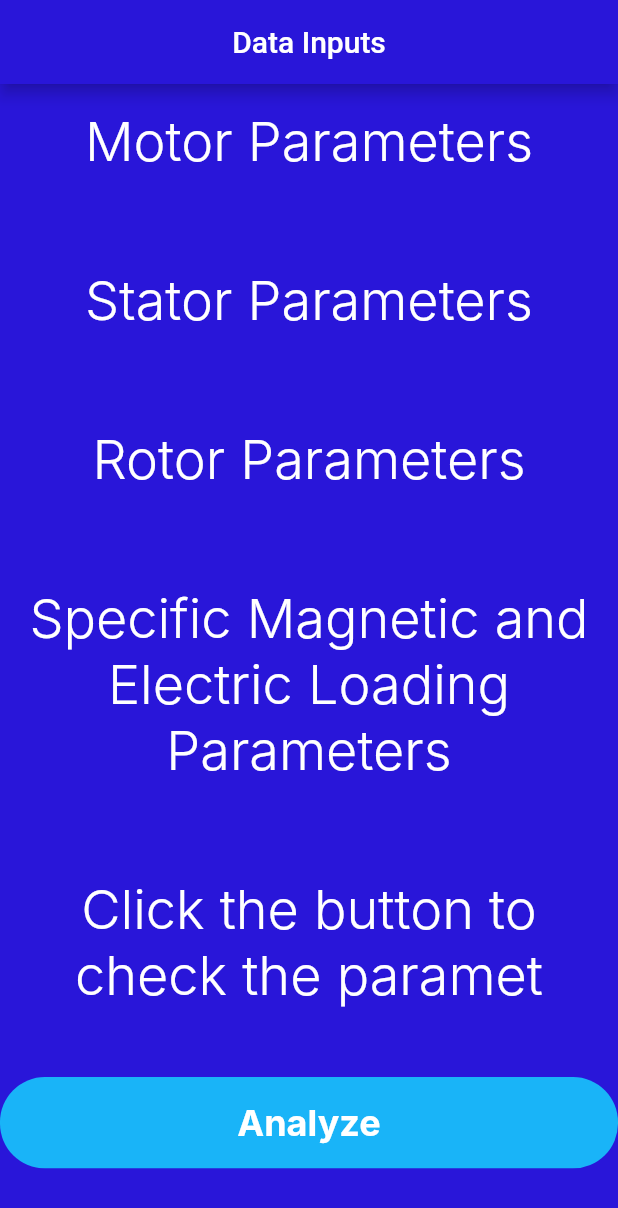
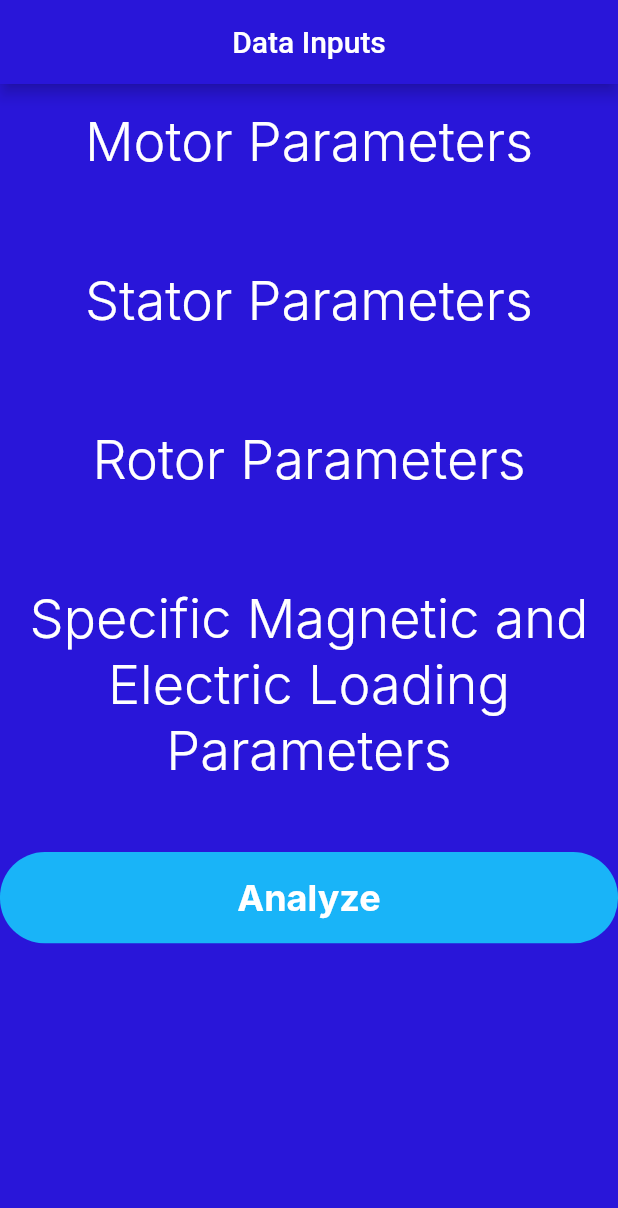
Before and after one commit to Yasin4261/Indiksiyon-motor-uygulamas-, a Flutter app: the screen it shows after launch, on a phone screen of 412 x 824 dp. Shown: the top 1208 px of the screen. Run offline on Flutter 3.47's test engine with Material 2 defaults, Android fonts, the light colour scheme and no system bars; Roboto replaces fonts that are missing (Inter).

Commit message:
Fazla seçeneği düzenledim ve her kategorinin sayası oluşturuldu

```diff
--- a/induksiyon_motor_app/lib/categories.dart
+++ b/induksiyon_motor_app/lib/categories.dart
@@ -95,24 +95,6 @@ class _CategoriesPageState extends State<CategoriesPage> {
                         textAlign: TextAlign.center),
                   )),
               const SizedBox(height: 30),
-              TextButton(
-                  style: TextButton.styleFrom(
-                    textStyle: const TextStyle(fontSize: 20),
-                    padding: const EdgeInsets.all(16.0),
-                    primary: Colors.white,
-                  ),
-                  onPressed: () {},
-                  child: const Flexible(
-                    child: Text("Click the button to check the paramet",
-                        style: TextStyle(
-                            color: Color(0xffffffff),
-                            fontWeight: FontWeight.w300,
-                            fontFamily: "Inter",
-                            fontStyle: FontStyle.normal,
-                            fontSize: 36.0),
-                        textAlign: TextAlign.center),
-                  )),
-              const SizedBox(height: 30),
               ClipRRect(
                   borderRadius: BorderRadius.circular(30),
                   child: Container(
@@ -144,7 +126,7 @@ class _CategoriesPageState extends State<CategoriesPage> {
                       ],
                     ),
                   )),
-              const SizedBox(height: 60),
+              const SizedBox(height: 20),
             ],
           ),
         ),
```
Also changed, not shown: induksiyon_motor_app/lib/motor_parameters.dart (added), induksiyon_motor_app/lib/rotor_parameters.dart (added), induksiyon_motor_app/lib/specific_magneting_electric_loading_parameters.dart (added), induksiyon_motor_app/lib/stator_parameters.dart (added).
